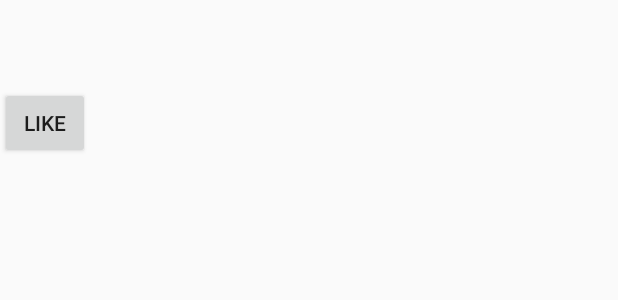
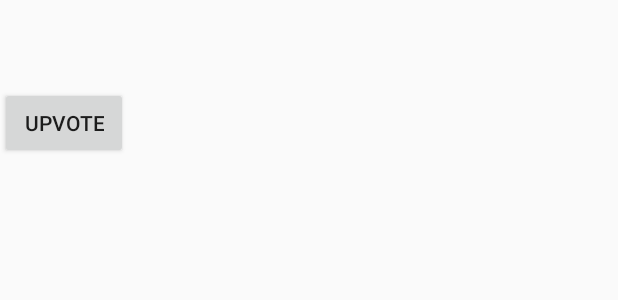
Before and after one commit to mstraathof/Social-Event-Planner, an Android app: the layout list_item.xml on its own in the app's theme, with its tools: preview values and no code run, on a phone screen of 412 x 824 dp. Shown: the top 300 px of the screen. Run offline under Robolectric (Android 15) with nearby library versions, the phone set to English and light mode, and no system bars.

Commit message:
Update colors and strings to match the web

```diff
--- a/android/tutorialforjnm219/app/src/main/res/values/colors.xml
+++ b/android/tutorialforjnm219/app/src/main/res/values/colors.xml
@@ -1,7 +1,7 @@
 <?xml version="1.0" encoding="utf-8"?>
 <resources>
-    <color name="colorPrimary">#3F51B5</color>
-    <color name="colorPrimaryDark">#303F9F</color>
+    <color name="colorPrimaryDark">#777</color>
+    <color name="colorPrimary">#85C1E9</color>
     <color name="colorAccent">#FF4081</color>
     <color name="colorDivider">#B3B3B3</color>
 </resources>
--- a/android/tutorialforjnm219/app/src/main/res/values/strings.xml
+++ b/android/tutorialforjnm219/app/src/main/res/values/strings.xml
@@ -2,5 +2,5 @@
     <string name="app_name">The Buzz</string>
     <string name="action_settings">BUZZ</string>
     <string name="title_activity_second">SecondActivity</string>
-    <string name="like_button">LIKE</string>
+    <string name="like_button">Upvote</string>
 </resources>
```
